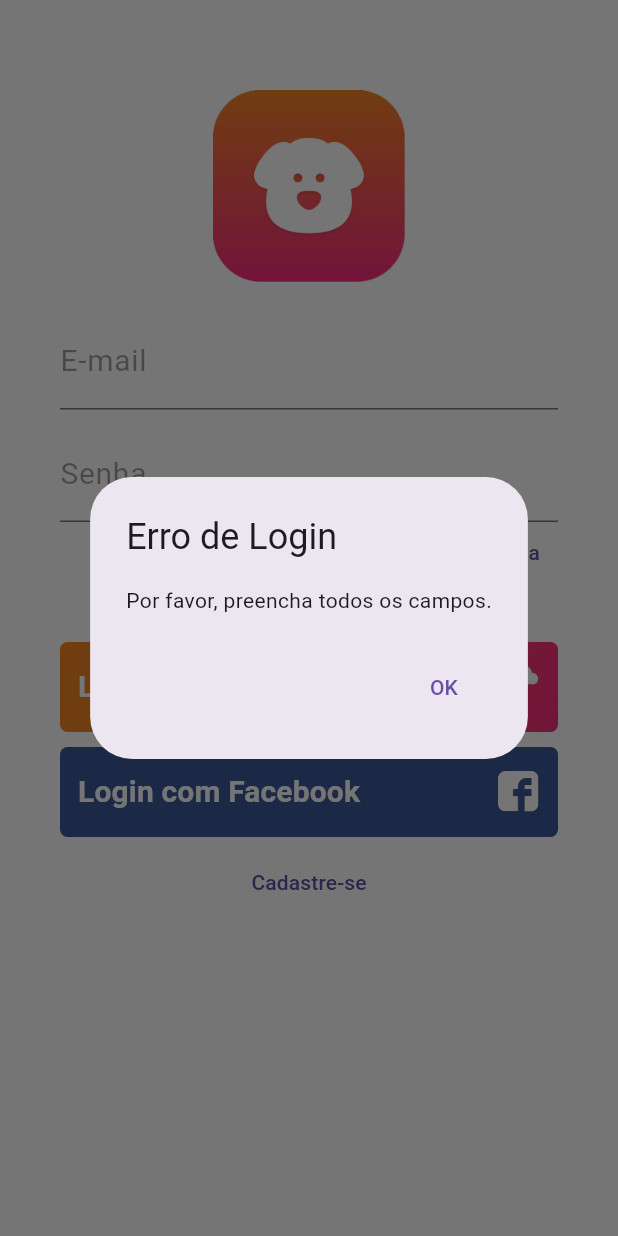
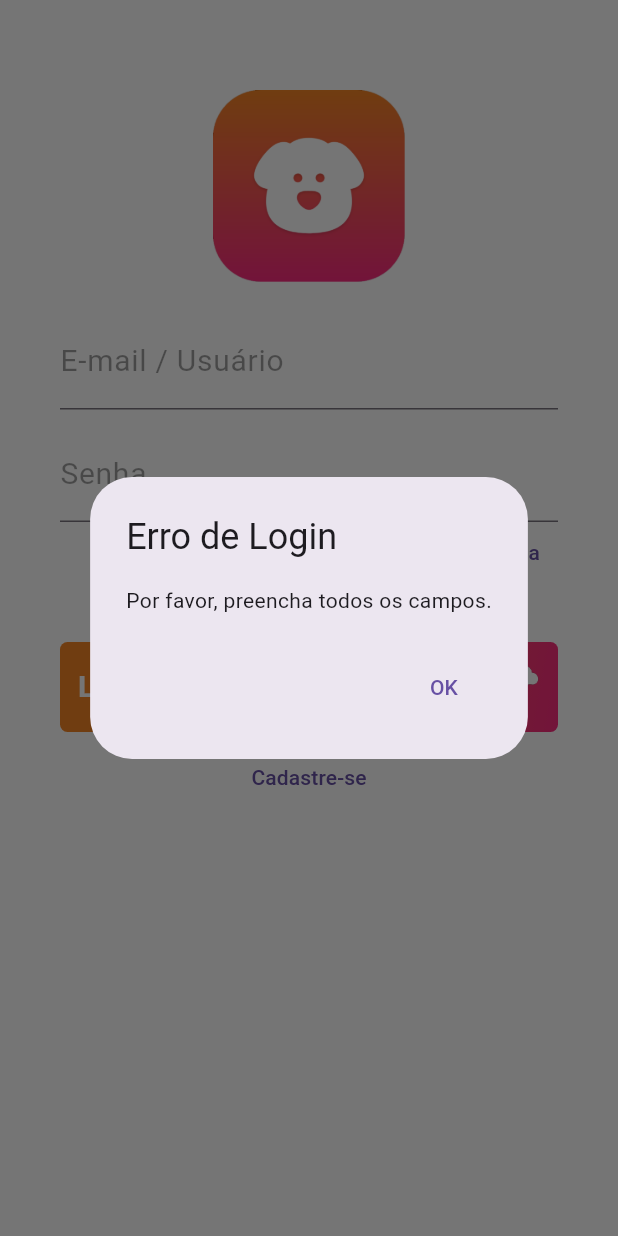
Before and after one commit to kawanwagnner/Pet-s_Day, a Flutter app: the LoginPage screen opened by its route, after a tap on "Login", on a phone screen of 412 x 824 dp. Run offline on Flutter 3.47's test engine with Material 3 defaults, Android fonts, the phone set to English and light mode, and no system bars; our stand-ins replace font_awesome_flutter.

Commit message:
new screen

```diff
--- a/analysis_options.yaml
+++ b/analysis_options.yaml
@@ -7,6 +7,9 @@
 
 # The following line activates a set of recommended lints for Flutter apps,
 # packages, and plugins designed to encourage good coding practices.
+analyzer:
+  errors:
+    avoid_print: ignore
 include: package:flutter_lints/flutter.yaml
 
 linter:
@@ -23,6 +26,5 @@ linter:
   rules:
     # avoid_print: false  # Uncomment to disable the `avoid_print` rule
     # prefer_single_quotes: true  # Uncomment to enable the `prefer_single_quotes` rule
-
 # Additional information about this file can be found at
 # https://dart.dev/guides/language/analysis-options
--- a/lib/screens/login.dart
+++ b/lib/screens/login.dart
@@ -11,28 +11,31 @@ class LoginPage extends StatefulWidget {
 }
 
 class _LoginPageState extends State<LoginPage> {
-  final _emailController = TextEditingController();
+  final _emailOrNameController = TextEditingController();
   final _passwordController = TextEditingController();
 
   final String registeredEmail = "email@example.com";
   final String registeredPassword = "password123";
-  final String userName = "Nome de Exemplo"; // Nome do usuário registrado
+  final String registeredName = "Nome de Exemplo"; // Nome do usuário registrado
 
   void _login() {
-    final String email = _emailController.text;
+    final String emailOrName = _emailOrNameController.text;
     final String password = _passwordController.text;
 
-    // Validação do login com base nos dados armazenados
-    if (email.isEmpty || password.isEmpty) {
+    // Verifica se o campo de email/nome ou senha está vazio
+    if (emailOrName.isEmpty || password.isEmpty) {
       _showError("Por favor, preencha todos os campos.");
       return;
     }
 
-    if (email != registeredEmail) {
-      _showError("E-mail incorreto.");
+    // Verifica se o valor inserido corresponde ao e-mail ou nome do usuário
+    if ((emailOrName != registeredEmail && emailOrName != registeredName)) {
+      // O erro pode estar aqui
+      _showError("E-mail ou nome incorreto.");
       return;
     }
 
+    // Verifica se a senha está correta
     if (password != registeredPassword) {
       _showError("Senha incorreta.");
       return;
@@ -42,7 +45,8 @@ class _LoginPageState extends State<LoginPage> {
     Navigator.pushReplacement(
       context,
       MaterialPageRoute(
-        builder: (context) => ProfilePage(email: email, name: userName),
+        builder: (context) =>
+            ProfilePage(email: registeredEmail, name: registeredName),
       ),
     );
   }
@@ -86,10 +90,10 @@ class _LoginPageState extends State<LoginPage> {
             ),
             const SizedBox(height: 20),
             TextFormField(
-              controller: _emailController,
-              keyboardType: TextInputType.emailAddress,
+              controller: _emailOrNameController,
+              keyboardType: TextInputType.text,
               decoration: const InputDecoration(
-                labelText: "E-mail",
+                labelText: "E-mail / Usuário",
                 labelStyle: TextStyle(
                   color: Colors.black38,
                   fontWeight: FontWeight.w400,
@@ -137,7 +141,8 @@ class _LoginPageState extends State<LoginPage> {
                     Color(0xFFF92B7F),
                   ],
                 ),
-                  borderRadius: BorderRadius.all(Radius.circular(5))),
+                borderRadius: BorderRadius.all(Radius.circular(5)),
+              ),
               child: SizedBox.expand(
                 child: TextButton(
                   onPressed: _login,
@@ -164,39 +169,39 @@ class _LoginPageState extends State<LoginPage> {
               ),
             ),
             const SizedBox(height: 10),
-            Container(
-              height: 60,
-              alignment: Alignment.centerLeft,
-              decoration: const BoxDecoration(
-                color: Color(0xFF3C5A99),
-                borderRadius: BorderRadius.all(Radius.circular(5)),
-              ),
-              child: SizedBox.expand(
-                child: TextButton(
-                  child: Row(
-                    mainAxisAlignment: MainAxisAlignment.spaceBetween,
-                    children: <Widget>[
-                      const Text(
-                        "Login com Facebook",
-                        style: TextStyle(
-                          fontWeight: FontWeight.bold,
-                          color: Colors.white,
-                          fontSize: 20,
-                        ),
-                        textAlign: TextAlign.left,
-                      ),
-                      SizedBox(
-                        height: 28,
-                        width: 28,
-                        child: Image.asset("assets/img/fb-icon.png"),
-                      ),
-                    ],
-                  ),
-                  onPressed: () {},
-                ),
-              ),
-            ),
-            const SizedBox(height: 10),
+            // Container(
+            //   height: 60,
+            //   alignment: Alignment.centerLeft,
+            //   decoration: const BoxDecoration(
+            //     color: Color(0xFF3C5A99),
+            //     borderRadius: BorderRadius.all(Radius.circular(5)),
+            //   ),
+            //   child: SizedBox.expand(
+            //     child: TextButton(
+            //       child: Row(
+            //         mainAxisAlignment: MainAxisAlignment.spaceBetween,
+            //         children: <Widget>[
+            //           const Text(
+            //             "Login com Facebook",
+            //             style: TextStyle(
+            //               fontWeight: FontWeight.bold,
+            //               color: Colors.white,
+            //               fontSize: 20,
+            //             ),
+            //             textAlign: TextAlign.left,
+            //           ),
+            //           SizedBox(
+            //             height: 28,
+            //             width: 28,
+            //             child: Image.asset("assets/img/fb-icon.png"),
+            //           ),
+            //         ],
+            //       ),
+            //       onPressed: () {},
+            //     ),
+            //   ),
+            // ),
+            // const SizedBox(height: 10),
             SizedBox(
               height: 40,
               child: TextButton(
```
Lines whose indentation alone changed are shown as unchanged.
